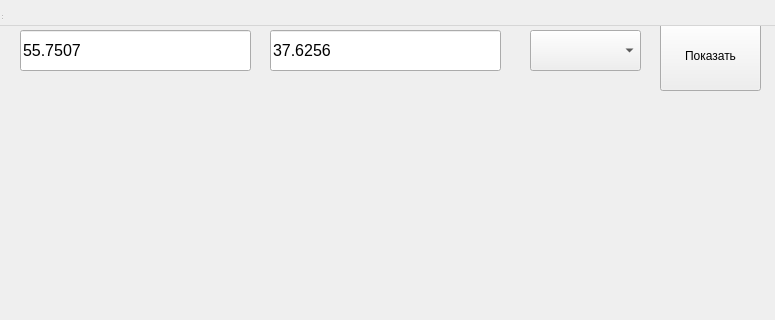
The window that map.ui (duny-explorer/Api) describes before a commit, drawn with Qt 5; both pictures show x 0 to 775 and y 0 to 320 of the 775 by 820 pixel window.
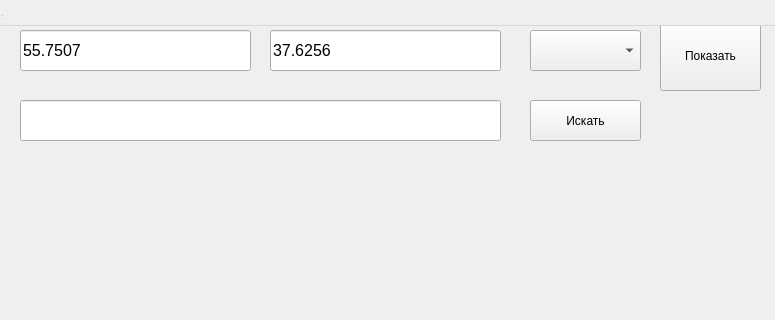
The same window after the commit.

```diff
--- a/map.ui
+++ b/map.ui
@@ -100,6 +100,29 @@
      <bool>false</bool>
     </property>
    </widget>
+   <widget class="QLineEdit" name="search">
+    <property name="geometry">
+     <rect>
+      <x>20</x>
+      <y>100</y>
+      <width>481</width>
+      <height>41</height>
+     </rect>
+    </property>
+   </widget>
+   <widget class="QPushButton" name="start">
+    <property name="geometry">
+     <rect>
+      <x>530</x>
+      <y>100</y>
+      <width>111</width>
+      <height>41</height>
+     </rect>
+    </property>
+    <property name="text">
+     <string>Искать</string>
+    </property>
+   </widget>
   </widget>
   <widget class="QMenuBar" name="menubar">
    <property name="geometry">
```
